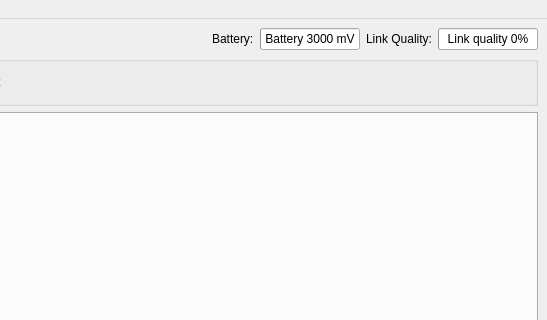
Above: src/cfclient/ui/main.ui from bitcraze/crazyflie-clients-python before the change; both pictures show x 325 to 872 and y 0 to 320 of the 872 by 671 pixel window. Below: the same form after it.
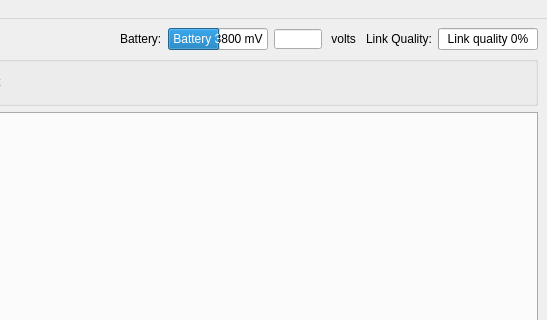
That is the form after the change. Custom widgets are drawn as their Qt base class.

Commit message:
Shortcut keys for quit client and connect input device. Battery voltage shown in Main UI. Adapt voltage limits for battery.
 Modifications qui seront validées :
	modifié :         src/cfclient/ui/main.py
	modifié :         src/cfclient/ui/main.ui

```diff
--- a/src/cfclient/ui/main.ui
+++ b/src/cfclient/ui/main.ui
@@ -22,6 +22,34 @@
      <layout class="QVBoxLayout" name="verticalLayout_2">
       <item>
        <layout class="QGridLayout" name="gridLayout_2">
+        <item row="0" column="6">
+         <widget class="QLineEdit" name="_aff_volts">
+          <property name="sizePolicy">
+           <sizepolicy hsizetype="Fixed" vsizetype="Fixed">
+            <horstretch>0</horstretch>
+            <verstretch>0</verstretch>
+           </sizepolicy>
+          </property>
+          <property name="minimumSize">
+           <size>
+            <width>48</width>
+            <height>20</height>
+           </size>
+          </property>
+          <property name="maximumSize">
+           <size>
+            <width>48</width>
+            <height>20</height>
+           </size>
+          </property>
+          <property name="alignment">
+           <set>Qt::AlignRight|Qt::AlignTrailing|Qt::AlignVCenter</set>
+          </property>
+          <property name="readOnly">
+           <bool>true</bool>
+          </property>
+         </widget>
+        </item>
         <item row="0" column="0">
          <widget class="QComboBox" name="interfaceCombo">
           <property name="minimumSize">
@@ -68,14 +96,14 @@
           </property>
          </spacer>
         </item>
-        <item row="0" column="6">
+        <item row="0" column="8">
          <widget class="QLabel" name="linkQualityLabel">
           <property name="text">
            <string>Link Quality:</string>
           </property>
          </widget>
         </item>
-        <item row="0" column="7">
+        <item row="0" column="9">
          <widget class="QProgressBar" name="linkQualityBar">
           <property name="minimumSize">
            <size>
@@ -125,13 +153,13 @@
            </size>
           </property>
           <property name="minimum">
-           <number>3000</number>
+           <number>3400</number>
           </property>
           <property name="maximum">
-           <number>4200</number>
+           <number>4180</number>
           </property>
           <property name="value">
-           <number>3000</number>
+           <number>3800</number>
           </property>
           <property name="textVisible">
            <bool>true</bool>
@@ -147,6 +175,13 @@
           </property>
          </widget>
         </item>
+        <item row="0" column="7">
+         <widget class="QLabel" name="label">
+          <property name="text">
+           <string> volts </string>
+          </property>
+         </widget>
+        </item>
        </layout>
       </item>
       <item>
@@ -211,7 +246,7 @@
            <x>0</x>
            <y>0</y>
            <width>852</width>
-           <height>500</height>
+           <height>498</height>
           </rect>
          </property>
          <property name="sizePolicy">
@@ -224,7 +259,16 @@
           <property name="sizeConstraint">
            <enum>QLayout::SetNoConstraint</enum>
           </property>
-          <property name="margin">
+          <property name="leftMargin">
+           <number>0</number>
+          </property>
+          <property name="topMargin">
+           <number>0</number>
+          </property>
+          <property name="rightMargin">
+           <number>0</number>
+          </property>
+          <property name="bottomMargin">
            <number>0</number>
           </property>
           <item row="0" column="0">
@@ -254,7 +298,7 @@
      <x>0</x>
      <y>0</y>
      <width>872</width>
-     <height>25</height>
+     <height>22</height>
     </rect>
    </property>
    <widget class="QMenu" name="menuFile">
@@ -310,13 +354,19 @@
   <widget class="QStatusBar" name="statusbar"/>
   <action name="menuItemConnect">
    <property name="text">
-    <string>Connect</string>
+    <string>Connect Ctrl+C</string>
+   </property>
+   <property name="shortcut">
+    <string/>
    </property>
   </action>
   <action name="menuItemExit">
    <property name="text">
     <string>Exit</string>
    </property>
+   <property name="shortcut">
+    <string>Ctrl+Q</string>
+   </property>
   </action>
   <action name="menuItemRegulation">
    <property name="checkable">
```
The commit also changes 1 other file.
